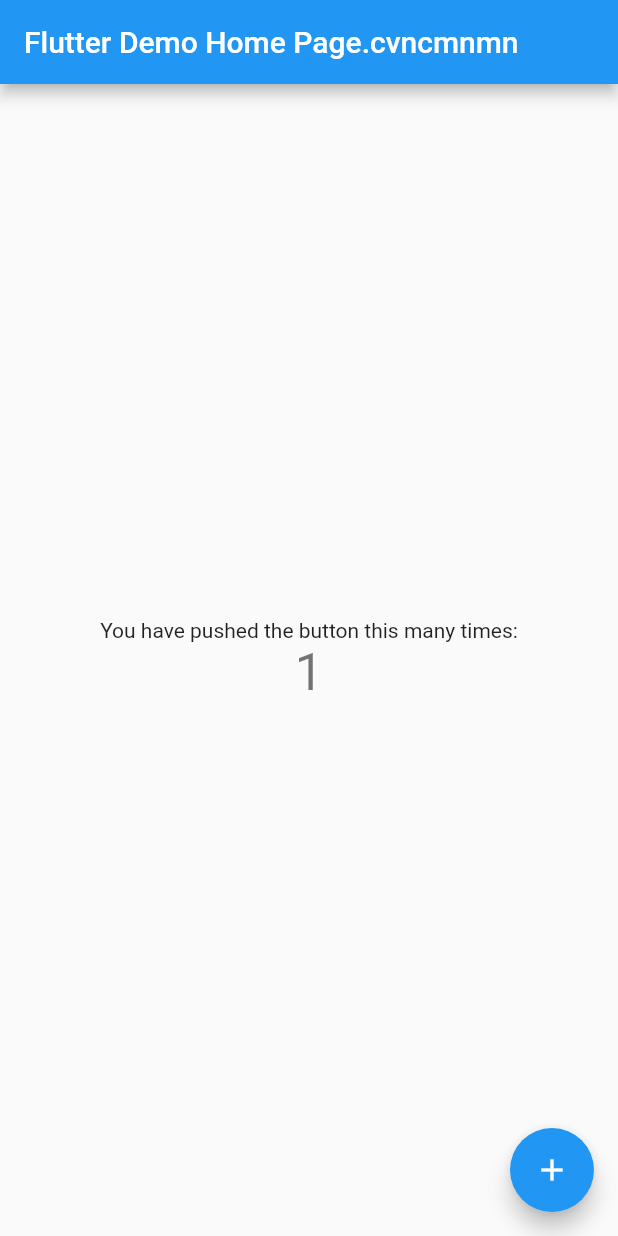
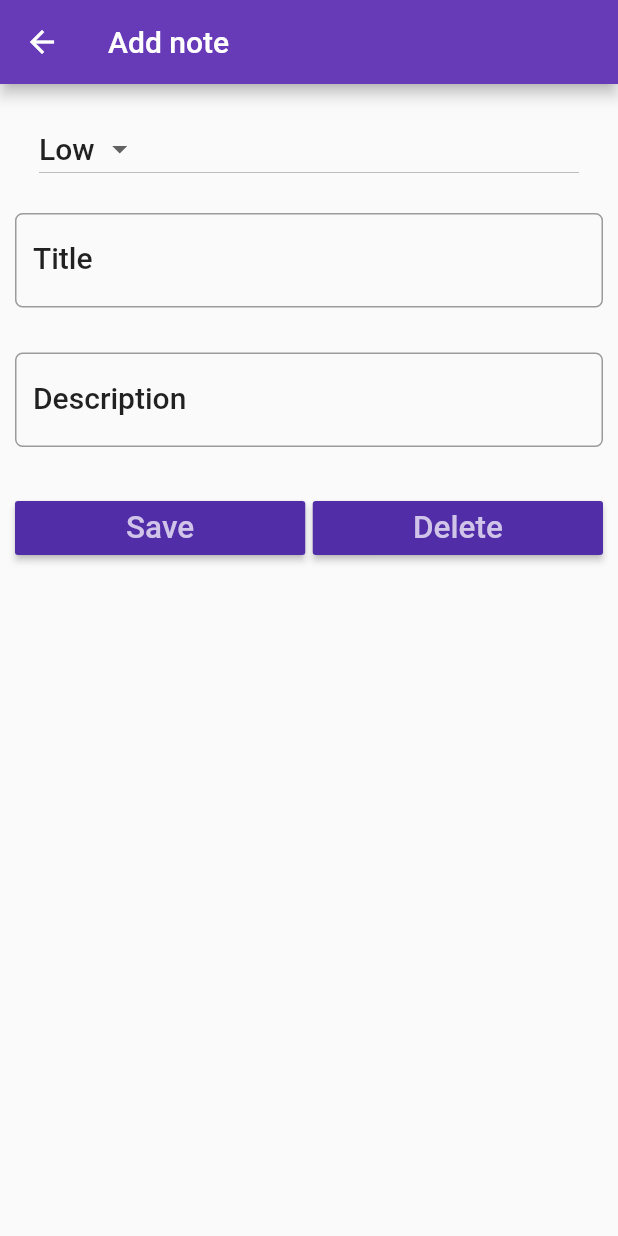
Before and after one commit to aadhikar/Flutter, a Flutter app: the screen it shows after launch, after a tap on the "add" icon, on a phone screen of 412 x 824 dp. Run offline on Flutter 3.47's test engine with Material 2 defaults, Android fonts, the phone set to English and light mode, and no system bars.

Commit message:
UI design
UI design

```diff
--- a/note_keeper/lib/main.dart
+++ b/note_keeper/lib/main.dart
@@ -1,111 +1,19 @@
 import 'package:flutter/material.dart';
+import 'package:note_keeper/screens/note_list.dart';
 
 void main() => runApp(MyApp());
 
 class MyApp extends StatelessWidget {
-  // This widget is the root of your application.
   @override
   Widget build(BuildContext context) {
+    // TODO: implement build
     return MaterialApp(
-      title: 'Flutter Demo',
+      debugShowCheckedModeBanner: false,
+      title: "Note Keeper",
+      home: NoteList(),
       theme: ThemeData(
-        // This is the theme of your application.
-        //
-        // Try running your application with "flutter run". You'll see the
-        // application has a blue toolbar. Then, without quitting the app, try
-        // changing the primarySwatch below to Colors.green and then invoke
-        // "hot reload" (press "r" in the console where you ran "flutter run",
-        // or simply save your changes to "hot reload" in a Flutter IDE).
-        // Notice that the counter didn't reset back to zero; the application
-        // is not restarted.
-        primarySwatch: Colors.blue,
+        primarySwatch: Colors.deepPurple,
       ),
-      home: MyHomePage(title: 'Flutter Demo Home Page.cvncmnmn'),
     );
   }
 }
-
-class MyHomePage extends StatefulWidget {
-  MyHomePage({Key key, this.title}) : super(key: key);
-
-  // This widget is the home page of your application. It is stateful, meaning
-  // that it has a State object (defined below) that contains fields that affect
-  // how it looks.
-
-  // This class is the configuration for the state. It holds the values (in this
-  // case the title) provided by the parent (in this case the App widget) and
-  // used by the build method of the State. Fields in a Widget subclass are
-  // always marked "final".
-
-  final String title;
-
-  @override
-  _MyHomePageState createState() => _MyHomePageState();
-}
-
-class _MyHomePageState extends State<MyHomePage> {
-  int _counter = 0;
-
-  void _incrementCounter() {
-    setState(() {
-      // This call to setState tells the Flutter framework that something has
-      // changed in this State, which causes it to rerun the build method below
-      // so that the display can reflect the updated values. If we changed
-      // _counter without calling setState(), then the build method would not be
-      // called again, and so nothing would appear to happen.
-      _counter++;
-    });
-  }
-
-  @override
-  Widget build(BuildContext context) {
-    // This method is rerun every time setState is called, for instance as done
-    // by the _incrementCounter method above.
-    //
-    // The Flutter framework has been optimized to make rerunning build methods
-    // fast, so that you can just rebuild anything that needs updating rather
-    // than having to individually change instances of widgets.
-    return Scaffold(
-      appBar: AppBar(
-        // Here we take the value from the MyHomePage object that was created by
-        // the App.build method, and use it to set our appbar title.
-        title: Text(widget.title),
-      ),
-      body: Center(
-        // Center is a layout widget. It takes a single child and positions it
-        // in the middle of the parent.
-        child: Column(
-          // Column is also layout widget. It takes a list of children and
-          // arranges them vertically. By default, it sizes itself to fit its
-          // children horizontally, and tries to be as tall as its parent.
-          //
-          // Invoke "debug painting" (press "p" in the console, choose the
-          // "Toggle Debug Paint" action from the Flutter Inspector in Android
-          // Studio, or the "Toggle Debug Paint" command in Visual Studio Code)
-          // to see the wireframe for each widget.
-          //
-          // Column has various properties to control how it sizes itself and
-          // how it positions its children. Here we use mainAxisAlignment to
-          // center the children vertically; the main axis here is the vertical
-          // axis because Columns are vertical (the cross axis would be
-          // horizontal).
-          mainAxisAlignment: MainAxisAlignment.center,
-          children: <Widget>[
-            Text(
-              'You have pushed the button this many times:',
-            ),
-            Text(
-              '$_counter',
-              style: Theme.of(context).textTheme.display1,
-            ),
-          ],
-        ),
-      ),
-      floatingActionButton: FloatingActionButton(
-        onPressed: _incrementCounter,
-        tooltip: 'Increment',
-        child: Icon(Icons.add),
-      ), // This trailing comma makes auto-formatting nicer for build methods.
-    );
-  }
-}
--- /dev/null
+++ b/note_keeper/lib/screens/note_detail.dart
@@ -0,0 +1,150 @@
+import 'package:flutter/material.dart';
+
+class NoteDetail extends StatefulWidget {
+  String appBarTitle;
+
+  NoteDetail(this.appBarTitle);
+
+  @override
+  State<StatefulWidget> createState() {
+    // TODO: implement createState
+    return NoteDetailState(this.appBarTitle);
+  }
+}
+
+class NoteDetailState extends State<NoteDetail> {
+  static var _priorities = ["High", "Low"];
+
+  String appBarTitle;
+
+  TextEditingController titleController = TextEditingController();
+  TextEditingController descriptionController = TextEditingController();
+
+  NoteDetailState(this.appBarTitle);
+
+  @override
+  Widget build(BuildContext context) {
+    // TODO: implement build
+    TextStyle textStyle = Theme.of(context).textTheme.title;
+
+    return WillPopScope(
+      onWillPop: () {
+//        Write code to control, when user press BACK nav button in device
+        moveToLastScreen();
+      },
+      child: Scaffold(
+        appBar: AppBar(
+            title: Text(appBarTitle),
+            leading: IconButton(
+                icon: Icon(Icons.arrow_back),
+                onPressed: () {
+                  moveToLastScreen();
+                })),
+        body: Padding(
+          padding: EdgeInsets.only(top: 15.0, left: 10.0, right: 10.0),
+          child: ListView(
+            children: <Widget>[
+//            First Element
+              ListTile(
+                title: DropdownButton(
+                  items: _priorities.map((String dropDownStringMenu) {
+                    return DropdownMenuItem<String>(
+                      value: dropDownStringMenu,
+                      child: Text(dropDownStringMenu),
+                    );
+                  }).toList(),
+                  style: textStyle,
+                  value: _priorities[1],
+                  onChanged: (currentSelectedValue) {
+                    setState(() {
+                      return debugPrint("dropDownStringMenu");
+                    });
+                  },
+                ),
+              ),
+
+//            Second Element
+              Padding(
+                padding: EdgeInsets.only(top: 15.0, bottom: 15.0),
+                child: TextField(
+                  controller: titleController,
+                  style: textStyle,
+                  onChanged: (value) {
+                    debugPrint("Title chnged");
+                  },
+                  decoration: InputDecoration(
+                    labelText: "Title",
+                    labelStyle: textStyle,
+                    border: OutlineInputBorder(
+                      borderRadius: BorderRadius.circular(5.0),
+                    ),
+                  ),
+                ),
+              ),
+
+//            Third Element
+              Padding(
+                padding: EdgeInsets.only(top: 15.0, bottom: 15.0),
+                child: TextField(
+                  controller: descriptionController,
+                  style: textStyle,
+                  onChanged: (value) {
+                    debugPrint("Description chnged");
+                  },
+                  decoration: InputDecoration(
+                    labelText: "Description",
+                    labelStyle: textStyle,
+                    border: OutlineInputBorder(
+                      borderRadius: BorderRadius.circular(5.0),
+                    ),
+                  ),
+                ),
+              ),
+
+//            Fourth Element
+              Padding(
+                  padding: EdgeInsets.only(top: 15.0, bottom: 15.0),
+                  child: Row(
+                    children: <Widget>[
+                      Expanded(
+                        child: RaisedButton(
+                          color: Theme.of(context).primaryColorDark,
+                          textColor: Theme.of(context).primaryColorLight,
+                          child: Text(
+                            "Save",
+                            textScaleFactor: 1.5,
+                          ),
+                          onPressed: () {
+                            debugPrint("save");
+                          },
+                        ),
+                      ),
+                      Container(
+                        width: 5.0,
+                      ),
+                      Expanded(
+                        child: RaisedButton(
+                          color: Theme.of(context).primaryColorDark,
+                          textColor: Theme.of(context).primaryColorLight,
+                          child: Text(
+                            "Delete",
+                            textScaleFactor: 1.5,
+                          ),
+                          onPressed: () {
+                            debugPrint("Delete");
+                          },
+                        ),
+                      )
+                    ],
+                  )),
+            ],
+          ),
+        ),
+      ),
+    );
+  }
+
+  void moveToLastScreen() {
+    Navigator.pop(context);
+  }
+}
--- /dev/null
+++ b/note_keeper/lib/screens/note_list.dart
@@ -0,0 +1,71 @@
+import 'package:flutter/material.dart';
+import 'package:note_keeper/screens/note_detail.dart';
+
+class NoteList extends StatefulWidget {
+  @override
+  State<StatefulWidget> createState() {
+    // TODO: implement createState
+    return NoteListState();
+  }
+}
+
+class NoteListState extends State<NoteList> {
+  int count = 0;
+
+  @override
+  Widget build(BuildContext context) {
+    // TODO: implement build
+    return Scaffold(
+      appBar: AppBar(
+        title: Text(
+          "Notes",
+        ),
+      ),
+      body: getNoteListView(),
+      floatingActionButton: FloatingActionButton(
+        onPressed: () {
+          debugPrint("FloatingActionButton");
+          navigateToDetails("Add note");
+        },
+        tooltip: "Add note",
+        child: Icon(Icons.add),
+      ),
+    );
+  }
+
+  ListView getNoteListView() {
+    TextStyle titleStyle = Theme.of(context).textTheme.subhead;
+
+    return ListView.builder(
+      itemBuilder: (BuildContext context, int position) {
+        return Card(
+          color: Colors.white,
+          elevation: 2.0,
+          child: ListTile(
+            leading: CircleAvatar(
+              backgroundColor: Colors.yellow,
+              child: Icon(Icons.keyboard_arrow_right),
+            ),
+            title: Text("Dummy title"),
+            subtitle: Text("Dummy date"),
+            trailing: Icon(
+              Icons.delete,
+              color: Colors.grey,
+            ),
+            onTap: () {
+              debugPrint("tap");
+              navigateToDetails("Edit note");
+            },
+          ),
+        );
+      },
+      itemCount: count,
+    );
+  }
+
+  void navigateToDetails(String title) {
+    Navigator.push(context, MaterialPageRoute(builder: (context) {
+      return NoteDetail(title);
+    }));
+  }
+}
```
